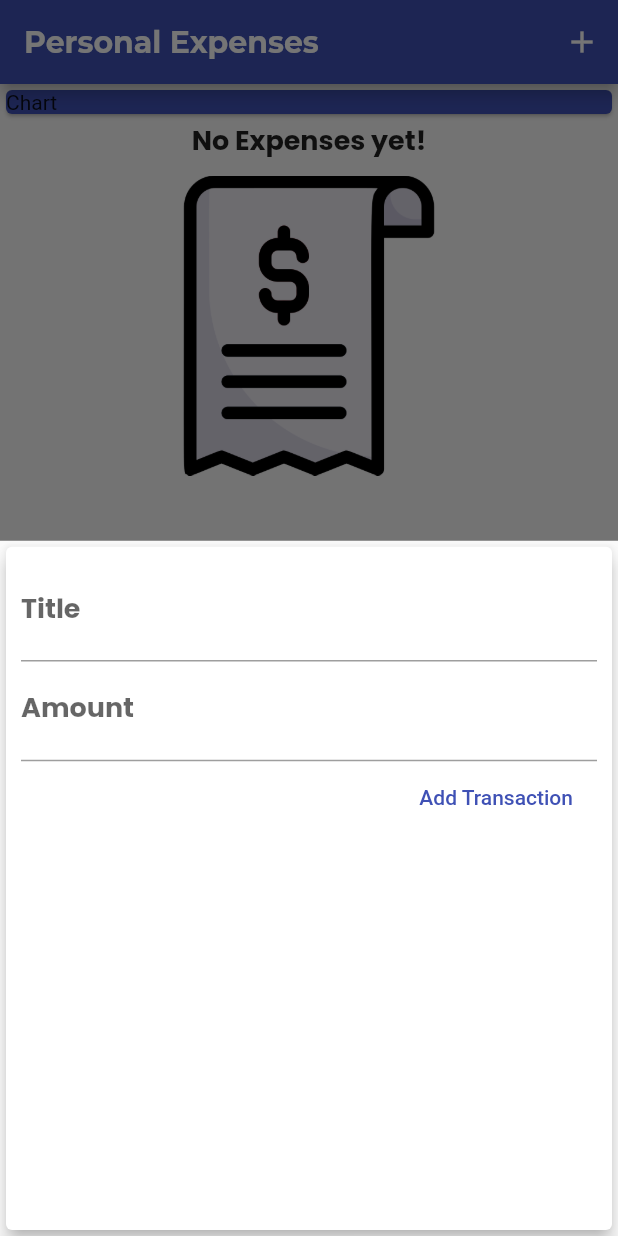
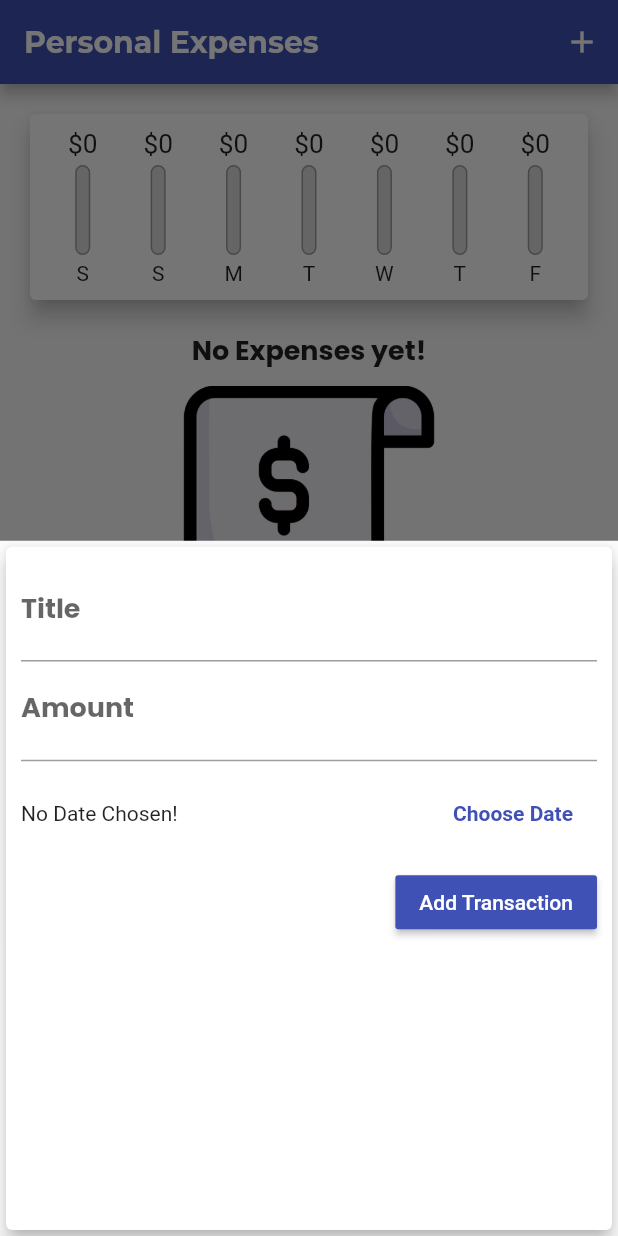
Before and after one commit to JohanPochampally/Personal-Expense-Tracker-App, a Flutter app: the screen it shows after launch, after a tap on the "add" icon, on a phone screen of 412 x 824 dp. Run offline on Flutter 3.47's test engine with Material 2 defaults, Android fonts, the phone set to English and light mode, and no system bars.

Commit message:
Final Commit

```diff
--- a/lib/main.dart
+++ b/lib/main.dart
@@ -1,6 +1,8 @@
 import 'package:flutter/material.dart';
+import 'package:personal_expenses/widgets/chart.dart';
 import 'widgets/new_transactions.dart';
 import 'widgets/transaction_list.dart';
+import 'widgets/chart.dart';
 import 'models/transaction.dart';
 
 void main() => runApp(MyApp());
@@ -12,6 +14,7 @@
       title: 'Personal Expenses App',
       theme: ThemeData(
         primarySwatch: Colors.indigo,
+        errorColor: Colors.red,
         fontFamily: 'Poppins',
         textTheme: ThemeData.light().textTheme.copyWith(
               titleMedium: TextStyle(
@@ -58,12 +61,23 @@
     // ),
   ];
 
-  void _addNewTransaction(String txTitle, double txAmount) {
+  List<Transaction> get _recentTransactions {
+    return _userTransactions.where((tx) {
+      return tx.date.isAfter(
+        DateTime.now().subtract(
+          Duration(days: 7),
+        ),
+      );
+    }).toList();
+  }
+
+  void _addNewTransaction(
+      String txTitle, double txAmount, DateTime chosenDate) {
     final newTx = Transaction(
       id: DateTime.now().toString(),
       title: txTitle,
       amount: txAmount,
-      date: DateTime.now(),
+      date: chosenDate,
     );
 
     setState(() {
@@ -84,6 +98,12 @@
     );
   }
 
+  void _deleteTransaction(String id) {
+    setState(() {
+      _userTransactions.removeWhere((tx) => tx.id == id);
+    });
+  }
+
   @override
   Widget build(BuildContext context) {
     return Scaffold(
@@ -102,15 +122,8 @@
         child: Column(
           crossAxisAlignment: CrossAxisAlignment.center,
           children: <Widget>[
-            Container(
-              color: Colors.transparent,
-              width: double.infinity,
-              child: Card(
-                color: Theme.of(context).primaryColor,
-                child: Text('Chart'),
-              ),
-            ),
-            TransactionList(_userTransactions),
+            Chart(_recentTransactions),
+            TransactionList(_userTransactions, _deleteTransaction),
           ],
         ),
       ),
--- /dev/null
+++ b/lib/widgets/chart.dart
@@ -0,0 +1,60 @@
+import 'package:flutter/material.dart';
+import 'package:personal_expenses/widgets/chart_bar.dart';
+import '../models/transaction.dart';
+import '../widgets/chart_bar.dart';
+import 'package:intl/intl.dart';
+
+class Chart extends StatelessWidget {
+  final List<Transaction> recentTransactions;
+  Chart(this.recentTransactions);
+  List<Map<String, Object>> get groupedTransactionValues {
+    return List.generate(7, (index) {
+      final weekDay = DateTime.now().subtract(
+        Duration(days: index),
+      );
+      var totalSum = 0.0;
+      for (var i = 0; i < recentTransactions.length; i++) {
+        if (recentTransactions[i].date.day == weekDay.day &&
+            recentTransactions[i].date.month == weekDay.month &&
+            recentTransactions[i].date.year == weekDay.year) {
+          totalSum += recentTransactions[i].amount;
+        }
+      }
+      return {
+        'day': DateFormat.E().format(weekDay).substring(0, 1),
+        'amount': totalSum,
+      };
+    }).reversed.toList();
+  }
+
+  double get totalSpending {
+    return groupedTransactionValues.fold(0.0, (sum, item) {
+      return sum + (item['amount'] as double);
+    });
+  }
+
+  @override
+  Widget build(BuildContext context) {
+    return Card(
+      elevation: 6,
+      margin: EdgeInsets.all(20),
+      child: Padding(
+        padding: EdgeInsets.all(10),
+        child: Row(
+          mainAxisAlignment: MainAxisAlignment.spaceAround,
+          children: groupedTransactionValues.map((data) {
+            return Flexible(
+              fit: FlexFit.tight,
+              child: ChartBar(
+                  (data['day'] as String),
+                  (data['amount'] as double),
+                  totalSpending == 0.0
+                      ? 0.0
+                      : (data['amount'] as double) / totalSpending),
+            );
+          }).toList(),
+        ),
+      ),
+    );
+  }
+}
--- /dev/null
+++ b/lib/widgets/chart_bar.dart
@@ -0,0 +1,56 @@
+import 'package:flutter/material.dart';
+
+class ChartBar extends StatelessWidget {
+  final String label;
+  final double spendingAmount;
+  final double spendingPercentOfTotal;
+
+  ChartBar(this.label, this.spendingAmount, this.spendingPercentOfTotal);
+  @override
+  Widget build(BuildContext context) {
+    return Column(
+      children: <Widget>[
+        Container(
+          height: 20,
+          child: FittedBox(
+            child: Text('\$${spendingAmount.toStringAsFixed(0)}'),
+          ),
+        ),
+        SizedBox(
+          height: 4,
+        ),
+        Container(
+          height: 60,
+          width: 10,
+          child: Stack(
+            children: <Widget>[
+              Container(
+                decoration: BoxDecoration(
+                  border: Border.all(
+                    color: Colors.grey,
+                    width: 1.0,
+                  ),
+                  color: Color.fromRGBO(220, 220, 220, 1),
+                  borderRadius: BorderRadius.circular(10),
+                ),
+              ),
+              FractionallySizedBox(
+                heightFactor: spendingPercentOfTotal,
+                child: Container(
+                  decoration: BoxDecoration(
+                    color: Theme.of(context).primaryColor,
+                    borderRadius: BorderRadius.circular(10),
+                  ),
+                ),
+              ),
+            ],
+          ),
+        ),
+        SizedBox(
+          height: 4,
+        ),
+        Text(label),
+      ],
+    );
+  }
+}
--- a/lib/widgets/new_transactions.dart
+++ b/lib/widgets/new_transactions.dart
@@ -1,4 +1,5 @@
 import 'package:flutter/material.dart';
+import 'package:intl/intl.dart';
 
 class NewTransaction extends StatefulWidget {
   final Function addNewTx;
@@ -10,24 +11,45 @@
 }
 
 class _NewTransactionState extends State<NewTransaction> {
-  final inputController = TextEditingController();
+  final _inputController = TextEditingController();
+  final _amountController = TextEditingController();
+  DateTime? _selectedDate = null;
 
-  final amountController = TextEditingController();
+  void _submitData() {
+    if (_amountController.text.isEmpty) {
+      return;
+    }
+    final titleText = _inputController.text;
+    final amountText = double.parse(_amountController.text);
 
-  void submitData() {
-    final titleText = inputController.text;
-    final amountText = double.parse(amountController.text);
-
-    if (titleText.isEmpty || amountText < 0) {
+    if (titleText.isEmpty || amountText <= 0 || _selectedDate == null) {
       return;
     }
 
     widget.addNewTx(
-      inputController.text,
-      double.parse(amountController.text),
+      _inputController.text,
+      double.parse(_amountController.text),
+      _selectedDate,
     );
 
     Navigator.of(context).pop();
+  }
+
+  void _presentDatePicker() {
+    showDatePicker(
+      context: context,
+      initialDate: DateTime.now(),
+      firstDate: DateTime(2022),
+      lastDate: DateTime.now(),
+    ).then((pickedDate) {
+      if (pickedDate == null) {
+        return;
+      }
+
+      setState(() {
+        _selectedDate = pickedDate;
+      });
+    });
   }
 
   @override
@@ -41,19 +63,44 @@
           children: <Widget>[
             TextField(
               decoration: InputDecoration(labelText: 'Title'),
-              controller: inputController,
-              onSubmitted: (_) => submitData(),
+              controller: _inputController,
+              onSubmitted: (_) => _submitData(),
             ),
             TextField(
               decoration: InputDecoration(labelText: 'Amount'),
-              controller: amountController,
+              controller: _amountController,
               keyboardType: TextInputType.number,
-              onSubmitted: (_) => submitData(),
+              onSubmitted: (_) => _submitData(),
             ),
-            FlatButton(
-              onPressed: submitData,
+            Container(
+              height: 70,
+              child: Row(
+                children: <Widget>[
+                  Expanded(
+                    child: Text(
+                      _selectedDate == null
+                          ? 'No Date Chosen!'
+                          : 'Picked Date: ${DateFormat.yMd().format(_selectedDate!)}',
+                    ),
+                  ),
+                  FlatButton(
+                    textColor: Theme.of(context).primaryColor,
+                    onPressed: _presentDatePicker,
+                    child: Text(
+                      'Choose Date',
+                      style: TextStyle(
+                        fontWeight: FontWeight.bold,
+                      ),
+                    ),
+                  ),
+                ],
+              ),
+            ),
+            RaisedButton(
+              onPressed: _submitData,
               child: Text('Add Transaction'),
-              textColor: Theme.of(context).primaryColor,
+              color: Theme.of(context).primaryColor,
+              textColor: Colors.white,
             )
           ],
         ),
```
Also changed, not shown: lib/widgets/transaction_list.dart (+24 -25 lines).
